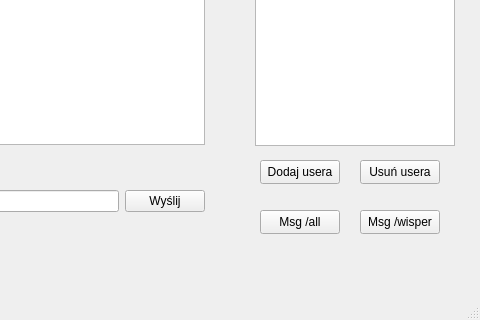
Above: Client/mainwindow.ui from Vilczyca/Multithread_Chat_Server before the change; both pictures show x 320 to 800 and y 280 to 600 of the 800 by 600 pixel window. Below: the same form after it.
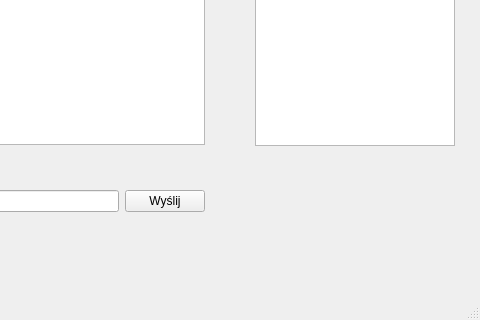
That is the form after the change.

Patch:
```diff
--- a/Client/mainwindow.ui
+++ b/Client/mainwindow.ui
@@ -63,58 +63,6 @@
      </rect>
     </property>
    </widget>
-   <widget class="QPushButton" name="pushButton_2">
-    <property name="geometry">
-     <rect>
-      <x>580</x>
-      <y>440</y>
-      <width>80</width>
-      <height>24</height>
-     </rect>
-    </property>
-    <property name="text">
-     <string>Dodaj usera</string>
-    </property>
-   </widget>
-   <widget class="QPushButton" name="pushButton_3">
-    <property name="geometry">
-     <rect>
-      <x>680</x>
-      <y>440</y>
-      <width>80</width>
-      <height>24</height>
-     </rect>
-    </property>
-    <property name="text">
-     <string>Usuń usera</string>
-    </property>
-   </widget>
-   <widget class="QPushButton" name="pushButton_4">
-    <property name="geometry">
-     <rect>
-      <x>580</x>
-      <y>490</y>
-      <width>80</width>
-      <height>24</height>
-     </rect>
-    </property>
-    <property name="text">
-     <string>Msg /all</string>
-    </property>
-   </widget>
-   <widget class="QPushButton" name="pushButton_5">
-    <property name="geometry">
-     <rect>
-      <x>680</x>
-      <y>490</y>
-      <width>80</width>
-      <height>24</height>
-     </rect>
-    </property>
-    <property name="text">
-     <string>Msg /wisper</string>
-    </property>
-   </widget>
    <widget class="QLabel" name="label_2">
     <property name="geometry">
      <rect>
```
Left out of the diff: 2 changed lines with no effect on the pictures.
